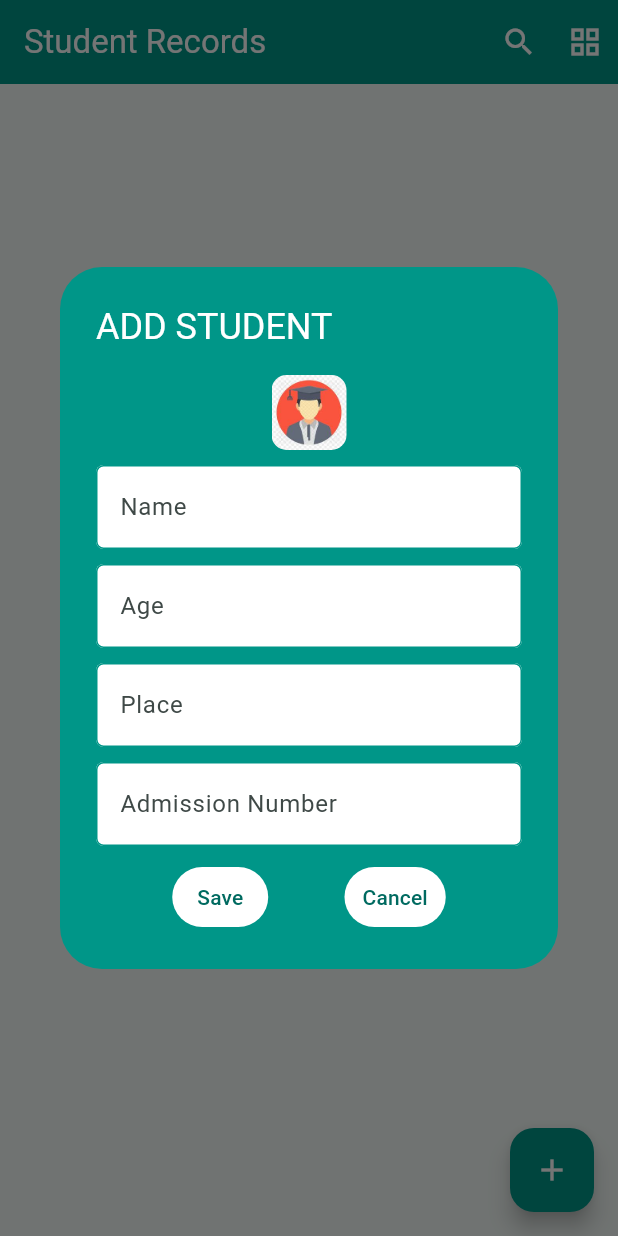
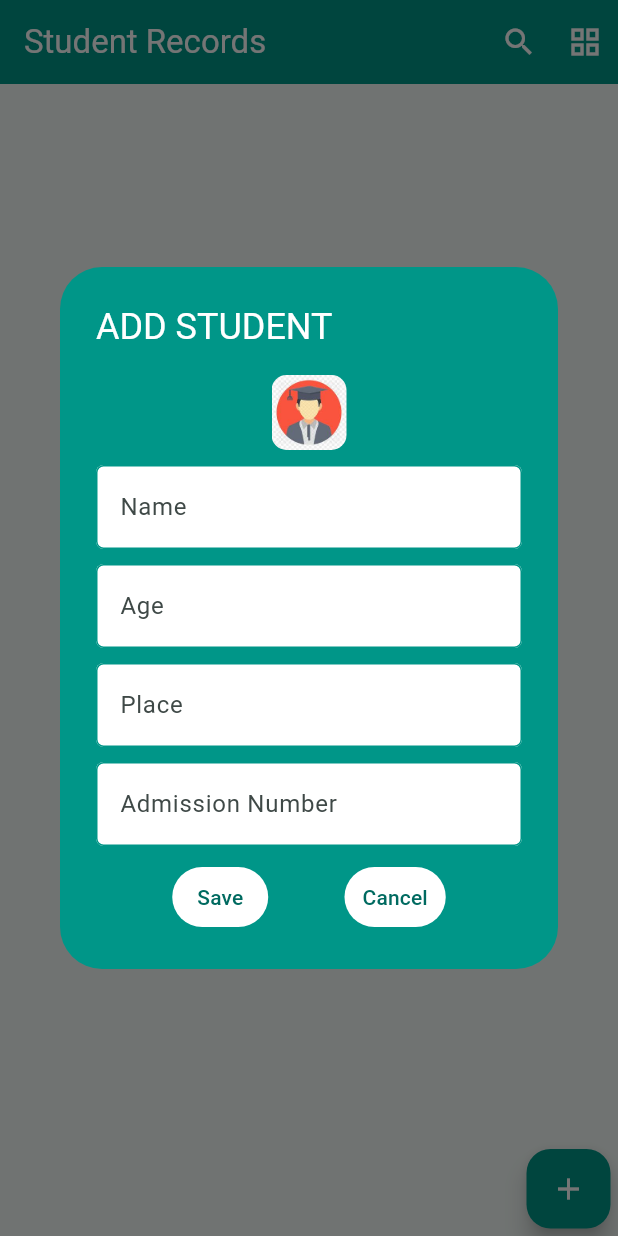
Before and after one commit to Shereena2000/STUDENT-APP, a Flutter app: the screen it shows after launch, after a tap on the "add" icon, on a phone screen of 412 x 824 dp. Run offline on Flutter 3.47's test engine with Material 3 defaults, Android fonts, the phone set to English and light mode, and no system bars; our stand-ins replace hive_flutter; accounts and stored records are empty.

Commit message:
edit feature added

```diff
--- a/student_record/lib/components/add_detailes.dart
+++ b/student_record/lib/components/add_detailes.dart
@@ -3,12 +3,13 @@ import 'package:student_record/constants/const.dart';
 import 'package:student_record/db/functions/add_data.dart';
 import 'package:student_record/db/model/data.dart';
 
-void showAddStudentDialog(BuildContext context,{StudentData? student}) {
+void showAddStudentDialog(BuildContext context, {StudentData? student}) {
   final _formKey = GlobalKey<FormState>();
   final nameController = TextEditingController(text: student?.name ?? '');
   final ageController = TextEditingController(text: student?.age ?? '');
   final placeController = TextEditingController(text: student?.place ?? '');
-  final admissionNoController = TextEditingController(text: student?.admisstionNo??'');
+  final admissionNoController =
+      TextEditingController(text: student?.admisstionNo ?? '');
 
   showDialog(
     context: context,
@@ -16,8 +17,8 @@ void showAddStudentDialog(BuildContext context,{StudentData? student}) {
       final screenSize = MediaQuery.of(context).size;
       return AlertDialog(
         backgroundColor: Colors.teal,
-        title:  Text(
-         student == null ? 'ADD STUDENT':'EDIT STUDENT',
+        title: Text(
+          student == null ? 'ADD STUDENT' : 'EDIT STUDENT',
           style: TextStyle(color: whiteColor),
         ),
         content: SingleChildScrollView(
@@ -60,7 +61,8 @@ void showAddStudentDialog(BuildContext context,{StudentData? student}) {
                   TextFormField(
                     controller: ageController,
                     decoration: InputDecoration(
-                      labelText: 'Age',hintText: student?.age ?? 'Enter Age',
+                      labelText: 'Age',
+                      hintText: student?.age ?? 'Enter Age',
                       enabledBorder: customBorder,
                       filled: true,
                       fillColor: whiteColor,
@@ -76,7 +78,8 @@ void showAddStudentDialog(BuildContext context,{StudentData? student}) {
                   TextFormField(
                     controller: placeController,
                     decoration: InputDecoration(
-                      labelText: 'Place',hintText: student?.place ?? 'Enter Place',
+                      labelText: 'Place',
+                      hintText: student?.place ?? 'Enter Place',
                       enabledBorder: customBorder,
                       filled: true,
                       fillColor: whiteColor,
@@ -92,7 +95,9 @@ void showAddStudentDialog(BuildContext context,{StudentData? student}) {
                   TextFormField(
                     controller: admissionNoController,
                     decoration: InputDecoration(
-                      labelText: 'Admission Number', hintText: student?.admisstionNo ?? 'Enter Admission Number',
+                      labelText: 'Admission Number',
+                      hintText:
+                          student?.admisstionNo ?? 'Enter Admission Number',
                       enabledBorder: customBorder,
                       filled: true,
                       fillColor: whiteColor,
@@ -111,7 +116,7 @@ void showAddStudentDialog(BuildContext context,{StudentData? student}) {
                       TextButton(
                         onPressed: () {
                           if (_formKey.currentState!.validate()) {
-                          if (student==null) {
+                            if (student == null) {
                               StudentData student = StudentData(
                                 name: nameController.text,
                                 age: ageController.text,
@@ -120,8 +125,11 @@ void showAddStudentDialog(BuildContext context,{StudentData? student}) {
                               );
 
                               AddStudentData.addToHive(student);
-                          }else{
-
+                            } else {
+                              student.name = nameController.text;
+                              student.age = ageController.text;
+                              student.place = placeController.text;
+                              student.admisstionNo = admissionNoController.text;
                               AddStudentData.updateData(student);
                             }
                             Navigator.pop(context);
--- a/student_record/lib/db/model/data.dart
+++ b/student_record/lib/db/model/data.dart
@@ -1,15 +1,16 @@
 import 'package:hive_flutter/adapters.dart';
 part 'data.g.dart';
+
 @HiveType(typeId: 1)
 class StudentData {
   @HiveField(0)
-  final String name;
-@HiveField(1)
-  final String age;
-@HiveField(2)
-  final String place;
-@HiveField(3)
-  final String admisstionNo;
+  String name;
+  @HiveField(1)
+  String age;
+  @HiveField(2)
+  String place;
+  @HiveField(3)
+  String admisstionNo;
 
   @HiveField(4)
   int? id;
@@ -17,5 +18,6 @@ class StudentData {
       {required this.name,
       required this.age,
       required this.place,
-      required this.admisstionNo,this.id});
+      required this.admisstionNo,
+      this.id});
 }
--- a/student_record/lib/screens/home_screen.dart
+++ b/student_record/lib/screens/home_screen.dart
@@ -36,7 +36,7 @@ class _HomeScreenState extends State<HomeScreen> {
           backgroundColor: Colors.teal,
         ),
         body: Padding(
-          padding: const EdgeInsets.all(8.0),
+          padding: const EdgeInsets.only(top: 8.0,left: 8,right: 8),
           child: ValueListenableBuilder(
               valueListenable: studentNotifier,
               builder: (context, List<StudentData> value, child) {
@@ -52,7 +52,15 @@ class _HomeScreenState extends State<HomeScreen> {
                     });
               }),
         ),
-        floatingActionButton: FloatingActionButton(
+
+
+        bottomNavigationBar: Container( // Adding a Container as bottomNavigationBar
+          height: 60.0,   // Adjust the height as per your design needs
+          color: Colors.transparent,
+          // Optionally, make the background transparent
+          child: Padding(
+            padding: const EdgeInsets.only(bottom:  5.0,right: 5,top: 2),
+            child: Row(mainAxisAlignment: MainAxisAlignment.end,children: [FloatingActionButton(
             onPressed: () {
               showAddStudentDialog(
                 context,
@@ -64,6 +72,10 @@ class _HomeScreenState extends State<HomeScreen> {
             ),
             backgroundColor: Colors.teal,
                     ),
+                    ],),
+          ),
+        ),
+
       ),
     );
   }
```
Lines whose indentation alone changed are shown as unchanged.
